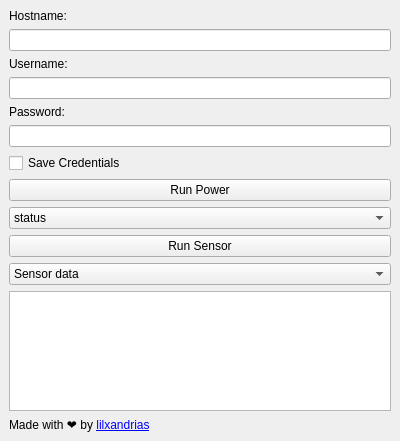
lilxandrias/ipmimanager, file MainWindow.ui: the form before one commit.
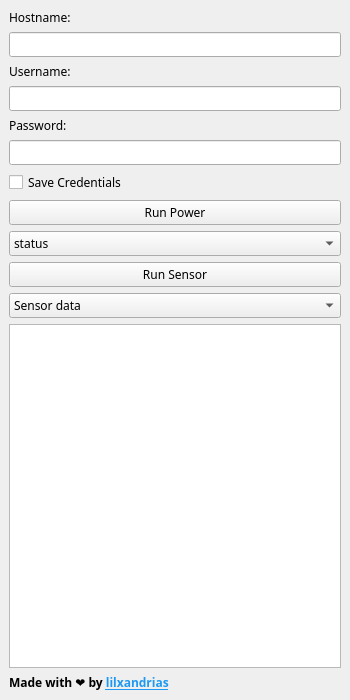
The form after the commit.

The edit to the form file:
```diff
--- a/MainWindow.ui
+++ b/MainWindow.ui
@@ -6,10 +6,15 @@
    <rect>
     <x>0</x>
     <y>0</y>
-    <width>400</width>
-    <height>441</height>
+    <width>350</width>
+    <height>700</height>
    </rect>
   </property>
+  <property name="font">
+   <font>
+    <family>Noto Sans</family>
+   </font>
+  </property>
   <property name="windowTitle">
    <string>IPMIMANAGER</string>
   </property>
@@ -128,7 +133,7 @@
     <item>
      <widget class="QLabel" name="credit">
       <property name="text">
-       <string>Made with ❤️ by &lt;a href=&quot;https://github.com/lilxandrias/ipmimanager/&quot;&gt;lilxandrias&lt;/a&gt;</string>
+       <string>&lt;html&gt;&lt;head/&gt;&lt;body&gt;&lt;p&gt;&lt;span style=&quot; font-weight:600;&quot;&gt;Made with ❤️ by &lt;/span&gt;&lt;a href=&quot;https://github.com/lilxandrias/ipmimanager/&quot;&gt;&lt;span style=&quot; font-weight:600; text-decoration: underline; color:#1d99f3;&quot;&gt;lilxandrias&lt;/span&gt;&lt;/a&gt;&lt;/p&gt;&lt;/body&gt;&lt;/html&gt;</string>
       </property>
       <property name="textFormat">
        <enum>Qt::AutoText</enum>
```
